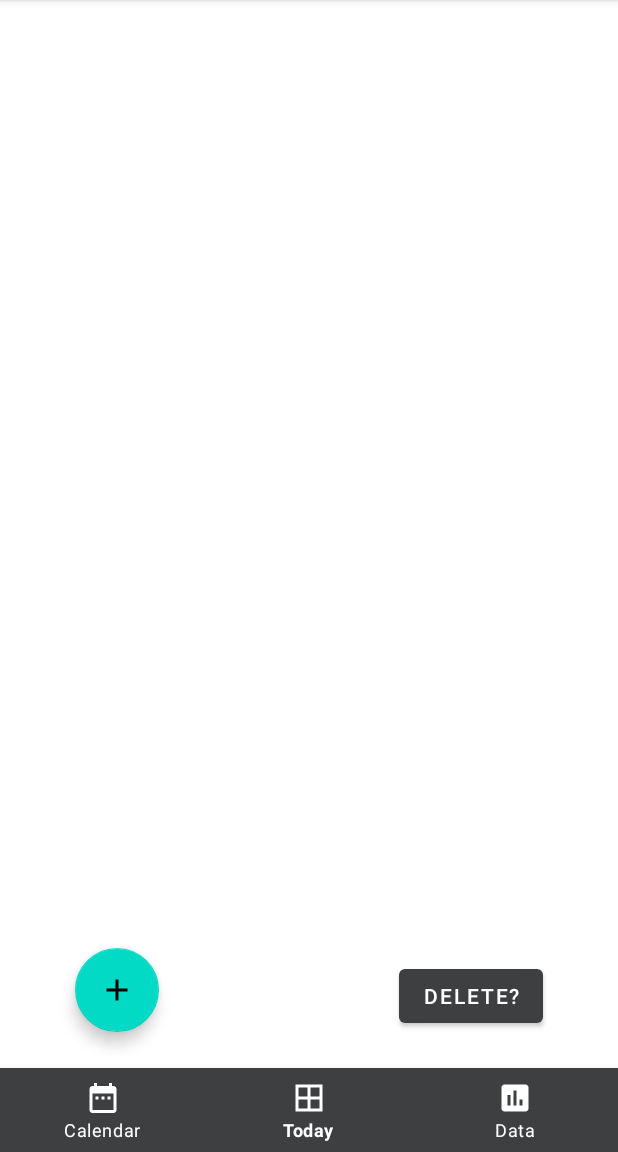
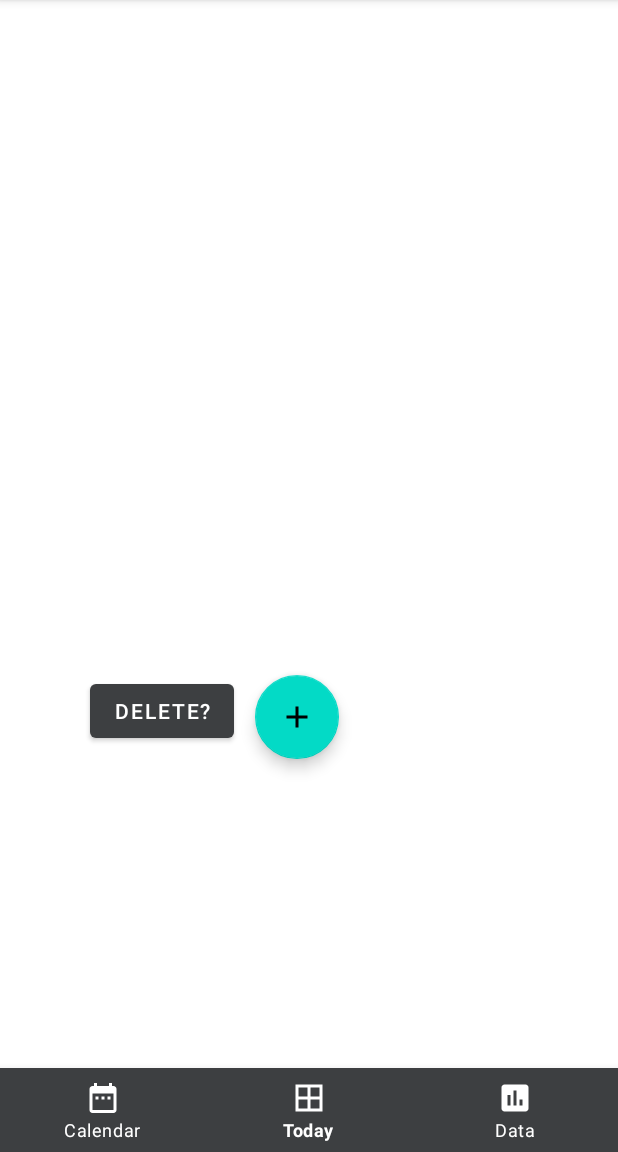
Before and after one commit to JvstinNgvyen/MobileAppFinal, an Android app: the CardViewAssignmentActivity screen opened directly, with no data from a screen before it, on a phone screen of 412 x 824 dp, the part 84-1236 px from its top. Run offline under Robolectric (Android 15) with nearby library versions, the phone set to English and light mode, and no system bars.

Commit message:
Fixed Layouts

```diff
--- a/app/build.gradle
+++ b/app/build.gradle
@@ -5,7 +5,7 @@ android {
     buildToolsVersion "29.0.2"
     defaultConfig {
         applicationId "edu.wit.mobileapp.myapplication"
-        minSdkVersion 21
+        minSdkVersion 19
         targetSdkVersion 29
         versionCode 1
         versionName "1.0"
@@ -30,4 +30,5 @@ dependencies {
     implementation 'com.google.android.material:material:1.0.0-alpha1'
     implementation 'com.android.support:design:28.0.0'
     implementation 'com.android.support:cardview-v7:28.0.0'
+
 }
--- a/app/src/main/AndroidManifest.xml
+++ b/app/src/main/AndroidManifest.xml
@@ -1,6 +1,7 @@
 <?xml version="1.0" encoding="utf-8"?>
 <manifest xmlns:android="http://schemas.android.com/apk/res/android"
     package="edu.wit.mobileapp.myapplication">
+    <uses-permission android:name="android.permission.INTERNET" />
 
     <application
         android:allowBackup="true"
@@ -22,5 +23,4 @@
         <activity android:name=".AddAssignmentActivity" />
         <activity android:name=".CardViewAssignmentActivity" />
     </application>
-
 </manifest>
--- a/app/src/main/java/edu/wit/mobileapp/myapplication/CardViewAssignmentActivity.java
+++ b/app/src/main/java/edu/wit/mobileapp/myapplication/CardViewAssignmentActivity.java
@@ -22,9 +22,9 @@ import java.util.List;
 public class CardViewAssignmentActivity extends AppCompatActivity{
     private FloatingActionButton mAddFab;
     private BottomNavigationView bottomNavigationView;
-    public Button deleteBtn;
+    Button deleteBtn;
     private static final String DATABASE_NAME = "/database";
-    public List<CardItem> list;
+    private List<CardItem> list;
     private PopupMenu popup;
     private Integer number = 0;
     private CardItemAdapter adapter;
@@ -34,6 +34,7 @@ public class CardViewAssignmentActivity extends AppCompatActivity{
     protected void onCreate(Bundle savedInstanceState) {
         super.onCreate(savedInstanceState);
         setContentView(R.layout.card_view_layout);
+        deleteBtn = findViewById(R.id.deleteBtn);
 
         bottomNavigationView = findViewById(R.id.bottom_navigation);
         bottomNavigationView.setSelectedItemId(R.id.today);
@@ -96,7 +97,6 @@ public class CardViewAssignmentActivity extends AppCompatActivity{
         ListView cardView = (ListView) findViewById(R.id.CardView);
         cardView.setAdapter(adapter);
 
-        deleteBtn = findViewById(R.id.delete);
         //deleteBtn.setVisibility(View.INVISIBLE);
         deleteBtn.setOnClickListener(new View.OnClickListener() {
 
@@ -121,8 +121,11 @@ public class CardViewAssignmentActivity extends AppCompatActivity{
                 switch (item.getItemId()) {
                     case R.id.delete:
                         Log.v("myApp", String.valueOf(position));
+
+                        //deleteBtn.setVisibility(View.VISIBLE);
                         number = position;
                         Log.v("myApp", String.valueOf(number));
+
                         return true;
                 }
                 return false;
--- a/app/src/main/res/layout/activity_data_layout.xml
+++ b/app/src/main/res/layout/activity_data_layout.xml
@@ -17,4 +17,6 @@
         app:menu="@menu/menu_navigator"
         android:layout_alignParentBottom="true"/>
 
+
+
 </RelativeLayout>
--- a/app/src/main/res/layout/card_view_layout.xml
+++ b/app/src/main/res/layout/card_view_layout.xml
@@ -10,20 +10,17 @@
         android:id="@+id/floatingActionButton"
         android:layout_width="match_parent"
         android:layout_height="wrap_content"
+        android:layout_marginTop="450dp"
+        android:layout_marginLeft="170dp"
         android:clickable="true"
-        app:srcCompat="@drawable/ic_add_black_24dp"
-        android:layout_alignBottom="@id/bottom_navigation"
-        android:layout_marginBottom="80dp"
-        android:layout_marginLeft="50dp"/>
+        app:srcCompat="@drawable/ic_add_black_24dp" />
     <Button
-        android:id = "@+id/delete"
+        android:id = "@+id/deleteBtn"
         android:text = "Delete?"
         android:layout_width = "wrap_content"
         android:layout_height = "wrap_content"
-        android:layout_alignBottom="@id/bottom_navigation"
-        android:layout_alignRight="@id/bottom_navigation"
-        android:layout_marginBottom="80dp"
-        android:layout_marginRight="50dp"
+        android:layout_marginTop="450dp"
+        android:layout_marginLeft="60dp"
         />
     <ListView
         android:id="@+id/CardView"
--- a/build.gradle
+++ b/build.gradle
@@ -20,6 +20,7 @@ allprojects {
         google()
         jcenter()
 
+
     }
 }
 
```
Also changed, not shown: app/src/main/java/edu/wit/mobileapp/myapplication/DataActivity.java (+13 -0 lines), 2 other files.
